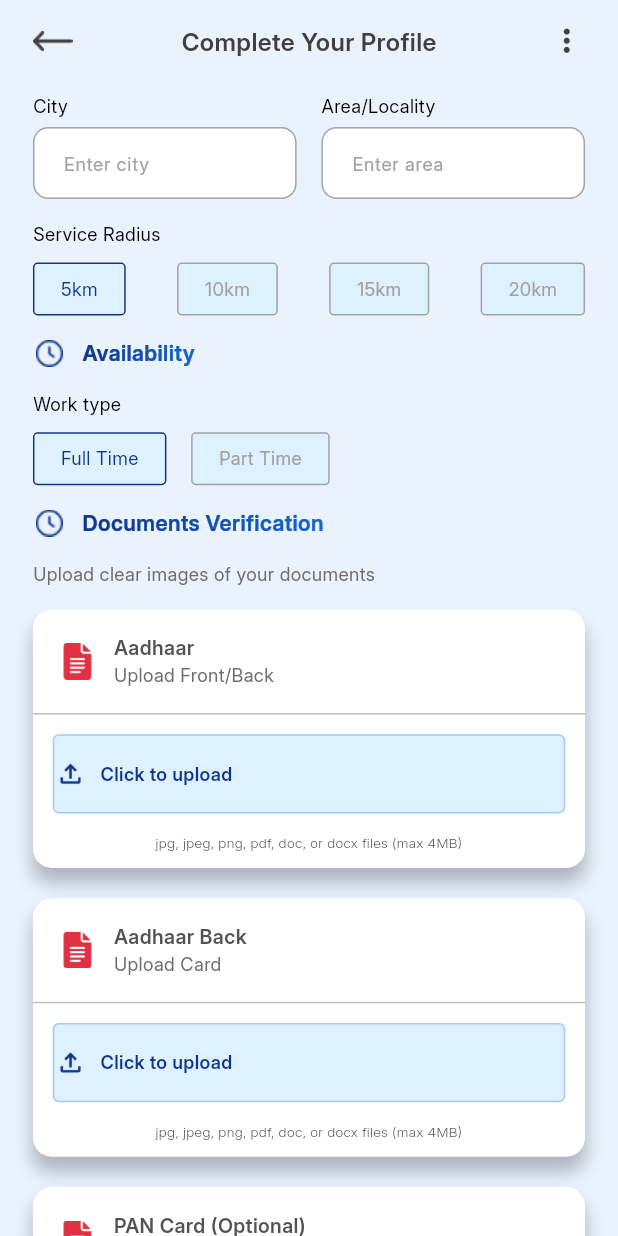
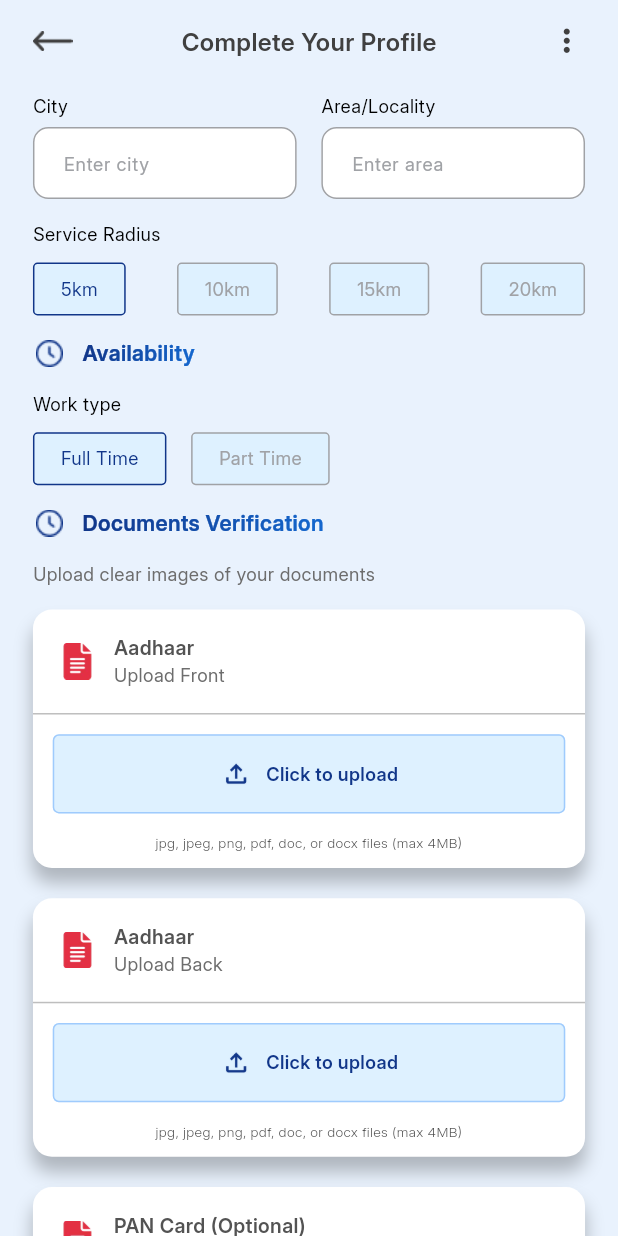
Before and after one commit to PindoliaRajshree/urban-services, a Flutter app: the CompleteProfileScreen screen opened by its route, scrolled down 1152 dp, on a phone screen of 412 x 824 dp. Run offline on Flutter 3.47's test engine with Material 3 defaults, Android fonts, the phone set to English and light mode, and no system bars; our stand-ins replace dio, file_picker, flutter_riverpod, flutter_screenutil, get, image_picker and 2 more; accounts and stored records are empty.

Commit message:
resolved issues

```diff
--- a/lib/features/home_provider/complete_profile/complete_profile_screen.dart
+++ b/lib/features/home_provider/complete_profile/complete_profile_screen.dart
@@ -259,7 +259,8 @@ class _CompleteProfileScreenState extends State<CompleteProfileScreen> {
                         (v == null || v.isEmpty) ? "Required" : null,
                   ),
                   SizedBox(height: AppDimensions.padding15h),
-                  Column(
+                  Obx(
+                    () => Column(
                       crossAxisAlignment: CrossAxisAlignment.start,
                       children: [
                         AddressFormField(
@@ -267,6 +268,7 @@ class _CompleteProfileScreenState extends State<CompleteProfileScreen> {
                           hintText: "Enter your Number",
                           controller: controller.mobileController,
                           keyboardType: TextInputType.phone,
+                          errorText: controller.mobileError.value,
                           validator: (v) => (v == null || v.length != 10)
                               ? "Enter 10 digits"
                               : null,
@@ -318,6 +320,7 @@ class _CompleteProfileScreenState extends State<CompleteProfileScreen> {
                           ),
                         ),
                       ],
+                    ),
                   ),
                 ],
               ),
@@ -645,24 +648,17 @@ class _CompleteProfileScreenState extends State<CompleteProfileScreen> {
             children: [
               DocumentUploadCard(
                 title: "Aadhaar",
-                subTitle: "Upload Front/Back",
+                subTitle: "Upload Front",
                 selectedFile: controller.adhaarFront.value,
                 onUpload: () => controller.pickDocument('aadhaarFront'),
                 onRemove: () => controller.removeDocument('aadhaarFront'),
               ),
               if (controller.adhaarFrontError.value != null)
                 _buildInlineError(controller.adhaarFrontError.value!),
-            ],
-          ),
-        ),
               SizedBox(height: AppDimensions.padding20h),
-        Obx(
-          () => Column(
-            crossAxisAlignment: CrossAxisAlignment.start,
-            children: [
               DocumentUploadCard(
-                title: "Aadhaar Back",
-                subTitle: "Upload Card",
+                title: "Aadhaar",
+                subTitle: "Upload Back",
                 selectedFile: controller.adhaarBack.value,
                 onUpload: () => controller.pickDocument('aadhaarBack'),
                 onRemove: () => controller.removeDocument('aadhaarBack'),
@@ -674,12 +670,19 @@ class _CompleteProfileScreenState extends State<CompleteProfileScreen> {
         ),
         SizedBox(height: AppDimensions.padding20h),
         Obx(
-          () => DocumentUploadCard(
+          () => Column(
+            crossAxisAlignment: CrossAxisAlignment.start,
+            children: [
+              DocumentUploadCard(
                 title: "PAN Card (Optional)",
                 subTitle: "Upload Card",
                 selectedFile: controller.panCard.value,
                 onUpload: () => controller.pickDocument('pan'),
                 onRemove: () => controller.removeDocument('pan'),
+              ),
+              if (controller.panCardError.value != null)
+                _buildInlineError(controller.panCardError.value!),
+            ],
           ),
         ),
       ],
--- a/lib/widgets/document_upload_card.dart
+++ b/lib/widgets/document_upload_card.dart
@@ -106,8 +106,7 @@ class DocumentUploadCard extends StatelessWidget {
                       color: AppColors.primaryDark,
                     ),
                     SizedBox(width: AppDimensions.padding8w),
-                    Expanded(
-                      child: Text(
+                    Text(
                       selectedFile != null
                           ? selectedFile!.path.split('/').last
                           : "Click to upload",
@@ -116,7 +115,6 @@ class DocumentUploadCard extends StatelessWidget {
                         AppTextSizes.smallTextSize, // 12
                         AppColors.primaryDark,
                         FontWeight.w600,
-                        ),
                       ),
                     ),
                     if (selectedFile != null)
```
Also changed, not shown: lib/features/home_provider/complete_profile/complete_profile_controller.dart (+20 -11 lines). Lines whose indentation alone changed are shown as unchanged.
